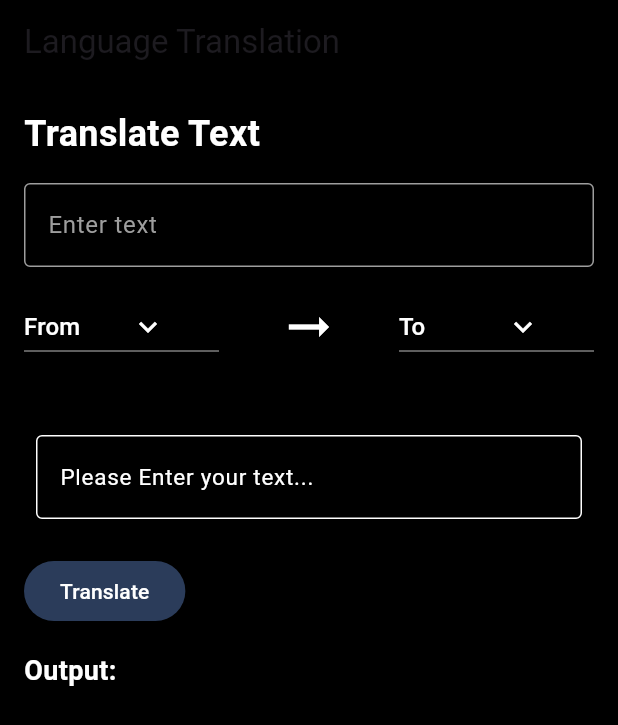
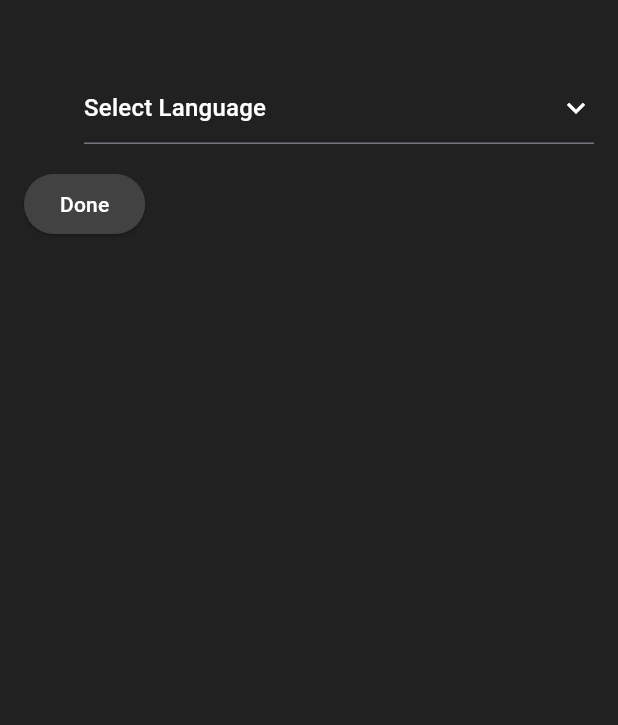
Before and after one commit to vivek005001/viz_assist, a Flutter app: the LanguageTranslationPage screen opened directly, on a phone screen of 412 x 824 dp. Shown: the top 725 px of the screen. Run offline on Flutter 3.47's test engine with Material 3 defaults, Android fonts, the light colour scheme and no system bars; our stand-ins replace animated_splash_screen, camera, dash_chat_2, firebase_auth, flutter_gemini, flutter_tts and 5 more; missing offline and left inert: external_path, media_scanner, shake, translator; accounts and stored records are empty.

Commit message:
Translator implement

```diff
--- a/lib/main.dart
+++ b/lib/main.dart
@@ -26,7 +26,7 @@
   Widget build(BuildContext context) {
     return MaterialApp(
       debugShowCheckedModeBanner: false,
-      home: LanguageTranslationPage(
+      home: Splash(
         // cameras: cameras,
       ),
     );
--- a/lib/pages/home.dart
+++ b/lib/pages/home.dart
@@ -58,11 +58,19 @@ class _HomePageState extends State<HomePage> {
                   ),
 
                   // account icon
-                  // const Icon(
-                  //   Icons.person,
-                  //   size: 45,
-                  //   color: Color(0xFF539FB8),
-                  // )
+                  IconButton(
+                    icon: Icon(
+                      Icons.translate,
+                      color: const Color(0xFF4D96AF) , // Set the desired color for the icon
+                    ),
+                    iconSize: 30,
+                    onPressed: () {
+                      Navigator.push(
+                        context,
+                        MaterialPageRoute(builder: (context) => LanguageTranslationPage()),
+                      );
+                    },
+                  ),
 
                 ],
               ),
--- a/lib/pages/image_chat.dart
+++ b/lib/pages/image_chat.dart
@@ -5,6 +5,7 @@ import 'package:flutter/material.dart';
 import 'package:http/http.dart' as http;
 import 'package:speech_to_text/speech_to_text.dart' as stt;
 import 'package:loading_animation_widget/loading_animation_widget.dart';
+
 
 class ChatPage extends StatefulWidget {
   const ChatPage(
--- a/lib/utils/translation_page.dart
+++ b/lib/utils/translation_page.dart
@@ -2,18 +2,16 @@ import 'package:flutter/material.dart';
 import 'package:translator/translator.dart';
 
 class LanguageTranslationPage extends StatefulWidget {
-  const LanguageTranslationPage({Key? key}) : super(key: key);
-
   @override
   _LanguageTranslationPageState createState() => _LanguageTranslationPageState();
 }
 
 class _LanguageTranslationPageState extends State<LanguageTranslationPage> {
-  var languages = ['Hindi', 'English', 'Japanese'];
-  var originLanguage = "From";
-  var destinationLanguage = "To";
+  final List<String> languages = ['Select Language', 'Hindi', 'English', 'Japanese'];
+  String originLanguage = 'English';
+  String destinationLanguage = 'Select Language';
   String output = "";
-  TextEditingController languageController = TextEditingController();
+  final TextEditingController inputController = TextEditingController();
 
   void translate(String src, String dest, String input) async {
     GoogleTranslator translator = GoogleTranslator();
@@ -35,6 +33,8 @@ class _LanguageTranslationPageState extends State<LanguageTranslationPage> {
       return 'hi';
     } else if (language == "Japanese") {
       return 'ja';
+    } else if (language == "Select Language") {
+      return '--';
     }
     return "--";
   }
@@ -42,85 +42,41 @@ class _LanguageTranslationPageState extends State<LanguageTranslationPage> {
   @override
   Widget build(BuildContext context) {
     return Scaffold(
-      backgroundColor: Colors.black, // Set the background color to black
-      appBar: AppBar(
-        backgroundColor: Colors.black, // Set the app bar color to black
-        title: Text('Language Translation'),
-        actions: [
-          // You can add your menu icon and language dropdown here
-        ],
-      ),
+      backgroundColor: Colors.grey[900],
       body: Padding(
         padding: const EdgeInsets.all(16.0),
         child: Column(
           crossAxisAlignment: CrossAxisAlignment.start,
           children: [
-            Text(
-              'Translate Text',
-              style: TextStyle(
-                fontSize: 24,
-                fontWeight: FontWeight.bold,
-                color: Colors.white, // Set the text color to white
-              ),
-            ),
             SizedBox(height: 16),
-            TextField(
-              controller: languageController,
-              style: TextStyle(color: Colors.white), // Set the text color to white
-              decoration: InputDecoration(
-                hintText: 'Enter text',
-                hintStyle: TextStyle(color: Colors.grey), // Set the hint text color to grey
-                border: OutlineInputBorder(
-                  borderSide: BorderSide(color: Colors.grey), // Set the border color to grey
-                ),
-                enabledBorder: OutlineInputBorder(
-                  borderSide: BorderSide(color: Colors.grey), // Set the enabled border color to grey
-                ),
-              ),
-            ),
+            // TextField(
+            //   controller: inputController,
+            //   style: TextStyle(color: Colors.white),
+            //   decoration: InputDecoration(
+            //     hintText: 'Enter text',
+            //     hintStyle: TextStyle(color: Colors.grey),
+            //     border: OutlineInputBorder(
+            //       borderSide: BorderSide(color: Colors.grey),
+            //     ),
+            //     enabledBorder: OutlineInputBorder(
+            //       borderSide: BorderSide(color: Colors.grey),
+            //     ),
+            //   ),
+            // ),
             SizedBox(height: 16),
             Row(
               children: [
-                Expanded(
-                  child: DropdownButton<String>(
-                    focusColor: Colors.black, // Set the focus color to black
-                    iconDisabledColor: Colors.grey, // Set the disabled icon color to grey
-                    iconEnabledColor: Colors.white, // Set the enabled icon color to white
-                    hint: Text(
-                      originLanguage,
-                      style: TextStyle(color: Colors.white), // Set the hint text color to white
-                    ),
-                    dropdownColor: Colors.black, // Set the dropdown background color to black
-                    icon: Icon(Icons.keyboard_arrow_down, color: Colors.white), // Set the icon color to white
-                    items: languages.map((String dropDownStringItem) {
-                      return DropdownMenuItem<String>(
-                        value: dropDownStringItem,
-                        child: Text(
-                          dropDownStringItem,
-                          style: TextStyle(color: Colors.white), // Set the dropdown item text color to white
-                        ),
-                      );
-                    }).toList(),
-                    onChanged: (String? value) {
-                      setState(() {
-                        originLanguage = value!;
-                      });
-                    },
-                  ),
-                ),
-                SizedBox(width: 40),
-                Icon(Icons.arrow_right_alt_outlined, color: Colors.white, size: 40), // Set the icon color to white
                 SizedBox(width: 40),
                 Expanded(
-                  child: DropdownButton<String>(
-                    focusColor: Colors.black,
+                  child: DropdownButtonFormField<String>(
+                    focusColor: Colors.grey[900],
                     iconDisabledColor: Colors.grey,
                     iconEnabledColor: Colors.white,
                     hint: Text(
                       destinationLanguage,
                       style: TextStyle(color: Colors.white),
                     ),
-                    dropdownColor: Colors.black,
+                    dropdownColor: Colors.grey[800],
                     icon: Icon(Icons.keyboard_arrow_down, color: Colors.white),
                     items: languages.map((String dropDownStringItem) {
                       return DropdownMenuItem<String>(
@@ -140,67 +96,41 @@ class _LanguageTranslationPageState extends State<LanguageTranslationPage> {
                 ),
               ],
             ),
-            SizedBox(height: 40),
-            Padding(
-              padding: EdgeInsets.all(8),
-              child: TextFormField(
-                cursorColor: Colors.white, // Set the cursor color to white
-                autofocus: false,
-                style: TextStyle(color: Colors.white), // Set the text color to white
-                decoration: InputDecoration(
-                  labelText: 'Please Enter your text...',
-                  labelStyle: TextStyle(fontSize: 15, color: Colors.white), // Set the label text color to white
-                  border: OutlineInputBorder(
-                    borderSide: BorderSide(
-                      color: Colors.white, // Set the border color to white
-                      width: 1,
-                    ),
-                  ),
-                  enabledBorder: OutlineInputBorder(
-                    borderSide: BorderSide(
-                      color: Colors.white, // Set the enabled border color to white
-                      width: 1,
-                    ),
-                  ),
-                  errorStyle: TextStyle(color: Colors.red, fontSize: 15), // Set the error text color to red
-                ),
-                controller: languageController,
-                validator: (value) {
-                  if (value == null || value.isEmpty) {
-                    return 'Please Enter text';
-                  }
-                  return null;
-                },
-              ),
-            ),
-            Padding(padding: EdgeInsets.all(8)),
+            SizedBox(height: 16),
             ElevatedButton(
               style: ElevatedButton.styleFrom(
-                backgroundColor: Color(0xff2b3c5a),
-                foregroundColor: Colors.white, // Set the text color of the ElevatedButton to white
+                backgroundColor: Colors.grey[800],
+                foregroundColor: Colors.white,
               ),
               onPressed: () {
                 String src = getLanguageCode(originLanguage);
                 String dest = getLanguageCode(destinationLanguage);
-                String input = languageController.text;
+                String input = inputController.text;
+
+                // Initiate translation
                 translate(src, dest, input);
+
+                // Navigate back to the home page
+                Navigator.pop(context);
               },
-              child: Text("Translate"),
+              child: Text("Done"),
             ),
+
+
             SizedBox(height: 16),
-            Text(
-              'Output:',
-              style: TextStyle(
-                fontSize: 18,
-                fontWeight: FontWeight.bold,
-                color: Colors.white, // Set the text color to white
-              ),
-            ),
+            // Text(
+            //   'Output:',
+            //   style: TextStyle(
+            //     fontSize: 18,
+            //     fontWeight: FontWeight.bold,
+            //     color: Colors.white,
+            //   ),
+            // ),
             SizedBox(height: 8),
-            Text(
-              output,
-              style: TextStyle(color: Colors.white), // Set the text color to white
-            ),
+            // Text(
+            //   output,
+            //   style: TextStyle(color: Colors.white),
+            // ),
           ],
         ),
       ),
```
